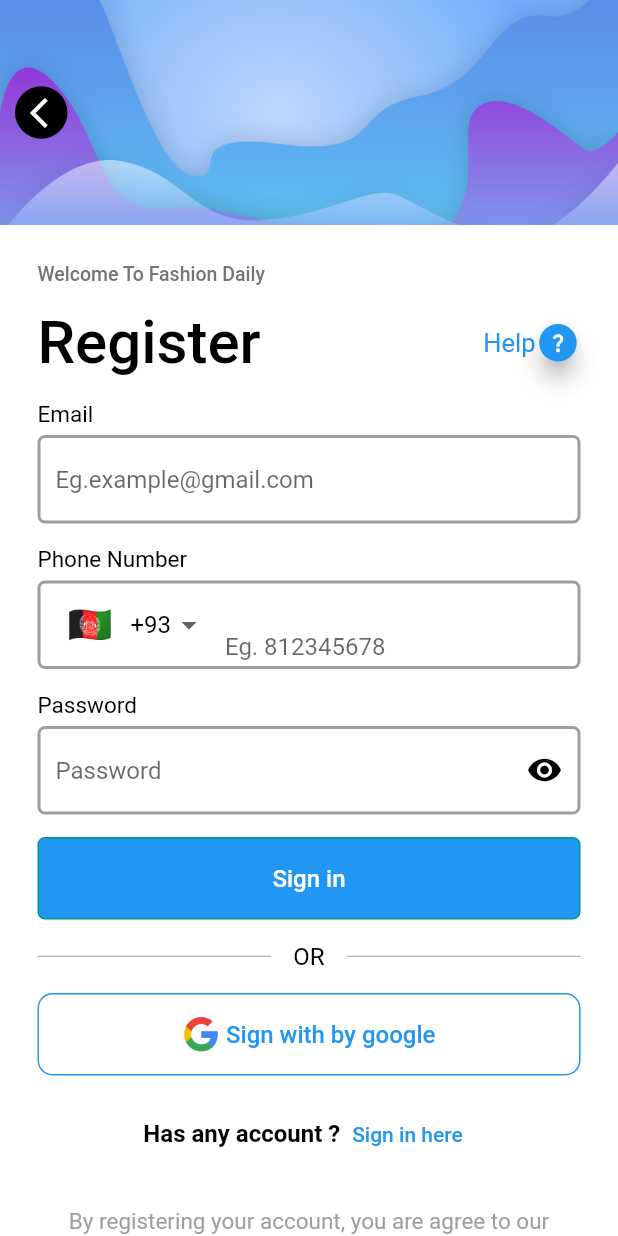
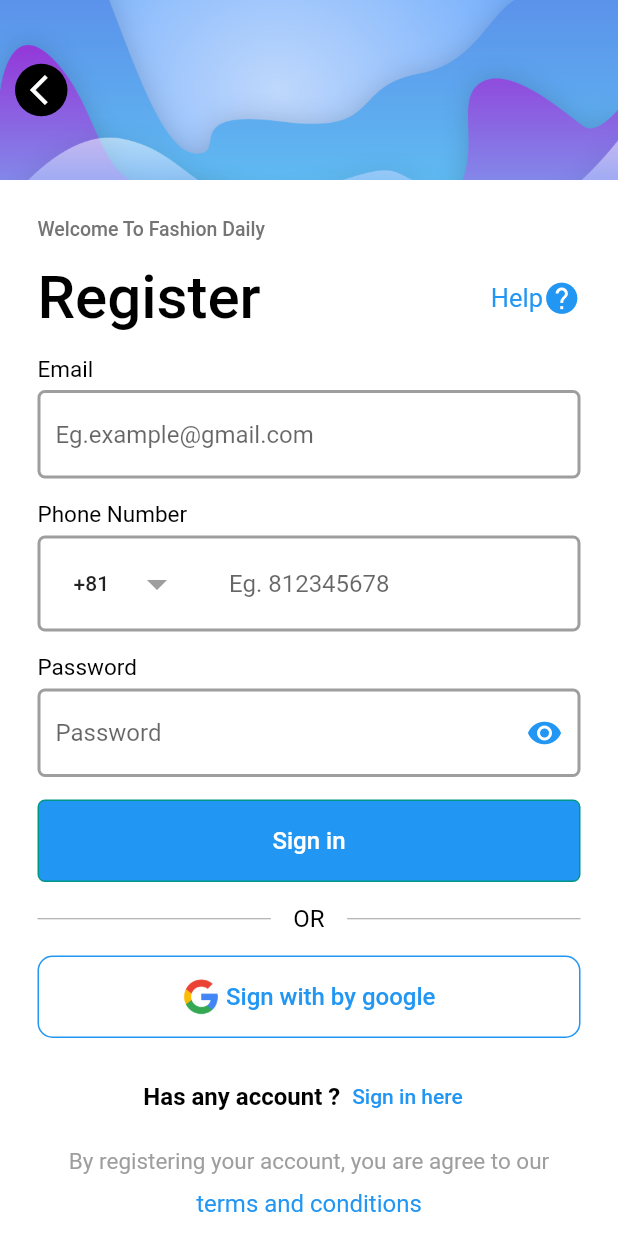
Before and after one commit to Esra2-Abdelltif/Algoriza_Project, a Flutter app: the SignUpScreen screen opened directly, on a phone screen of 412 x 824 dp. Run offline on Flutter 3.47's test engine with Material 2 defaults, Android fonts, the phone set to English and light mode, and no system bars; drawn by our look-alikes of country_code_picker, intl_phone_number_input; our stand-ins replace hexcolor, smooth_page_indicator.

Commit message:
TextForm Phone

```diff
--- a/lib/modules/signupScreen/signupScreen.dart
+++ b/lib/modules/signupScreen/signupScreen.dart
@@ -34,7 +34,7 @@ class _SignUpScreenState extends State<SignUpScreen> {
                       Image.asset("assets/images/background.png",
                         width: double.infinity,
                         fit: BoxFit.fitWidth,
-                        height: 150,
+                        height: 120,
                       ),
                       Padding(
                         padding: const EdgeInsets.symmetric(horizontal: 10),
@@ -85,16 +85,9 @@ class _SignUpScreenState extends State<SignUpScreen> {
 
                                   ),
                                 ),
-                                Container(
-                                  height: 30.0,
-                                  width: 30.0,
-                                  child: FittedBox(
-                                    child: FloatingActionButton(onPressed: (){
-                                    },
-                                      child: Icon(Icons.question_mark_outlined,),
-                                      mini: true,backgroundColor:  Colors.blue,),
-                                  ),
-                                ),
+
+                                Icon(Icons.help,color: Colors.blue,size: 25,)
+
 
 
 
@@ -111,7 +104,7 @@ class _SignUpScreenState extends State<SignUpScreen> {
                               mainAxisAlignment: MainAxisAlignment.center,
                               children: [
                                 CustomTextField(FieldName: 'Email',controller: emailController,hintText: 'Eg.example@gmail.com'
-                                    ,textInputType: TextInputType.emailAddress),
+                                    ,textInputType: TextInputType.emailAddress,),
                                 SizedBox(height: 15,),
                                 CustomTextField(FieldName: 'Phone Number',controller: PhoneController,
                                   hintText: 'Eg. 812345678',isphone: true,textInputType: TextInputType.phone,),
@@ -123,7 +116,7 @@ class _SignUpScreenState extends State<SignUpScreen> {
                                     });
                                   },
                                     icon: Icon(_secirty ? Icons.visibility : (Icons
-                                        .visibility_off),color: Colors.black),),),
+                                        .visibility_off),color: Colors.blue),),),
 
 
                               ],
@@ -167,14 +160,14 @@ class _SignUpScreenState extends State<SignUpScreen> {
                           mainAxisAlignment: MainAxisAlignment.center,
                           children: [
                             Text('Has any account ?',style:TextStyle(fontWeight: FontWeight.w600,)),
-                            defultTextButton(text: 'Sign in here', onPressed:() {
+                            defultTextButton(text: 'Sign in here', textcolor: Colors.blue,onPressed:() {
                                NavigateTo(router: LoginScreen(),context: context);
 
                             },),
 
                           ],
                         ),
-                        SizedBox(height: 25,),
+                        SizedBox(height: 10,),
                         Center(
                           child: Text(
                       'By registering your account, you are agree to our',
@@ -192,7 +185,7 @@ class _SignUpScreenState extends State<SignUpScreen> {
                           color: Colors.blue,
                         ),
                       ),),
-                        SizedBox(height: 25,),
+                       // SizedBox(height: 25,),
 
 
 
--- a/lib/shared/components/components.dart
+++ b/lib/shared/components/components.dart
@@ -1,3 +1,4 @@
 import 'package:flutter/material.dart';
+import 'package:flutter_project_algoriza/shared/style/colors.dart';
 
-Widget defultTextButton({required String text ,required VoidCallback onPressed})=> TextButton(onPressed: onPressed, child: Text(text,style:TextStyle(color: Colors.blue) ,));
+Widget defultTextButton({required String text ,required VoidCallback onPressed,Color textcolor =defultColor})=> TextButton(onPressed: onPressed, child: Text(text,style:TextStyle(color: textcolor ) ,));
--- a/lib/shared/components/widgets/custromTextForm.dart
+++ b/lib/shared/components/widgets/custromTextForm.dart
@@ -1,3 +1,4 @@
+import 'package:country_code_picker/country_code_picker.dart';
 import 'package:flutter/material.dart';
 import 'package:flutter_project_algoriza/shared/style/colors.dart';
 import 'package:intl_phone_number_input/intl_phone_number_input.dart';
@@ -5,19 +6,23 @@ import 'package:intl_phone_number_input/intl_phone_number_input.dart';
 class  CustomTextField extends StatelessWidget {
   final TextEditingController controller;
   final String hintText;
+  final String? labelText;
   final String FieldName;
-  final Widget suffixIcon;
- // final Icon prefixIcon;
+  final Widget? suffixIcon;
+  final Widget? prefixIcon;
   final TextInputType textInputType;
   final bool isPass ;
   final bool isphone;
   final bool secirty ;
   CustomTextField({
   Key? key,
+    this.prefixIcon=null,
+    this.labelText=null,
     required this.FieldName,
   required this.controller,
   required this.hintText,
-   this.suffixIcon=const Icon( Icons.lock,color: Colors.black),
+
+   this.suffixIcon=null,
   required this.textInputType,
   this.isPass=false,
   this.isphone=false,this.secirty=false}) : super(key: key);
@@ -38,8 +43,12 @@ class  CustomTextField extends StatelessWidget {
       ),
       TextFormField(
         decoration: InputDecoration(
-          // labelText: 'Pass',
-          hintText:hintText,
+          labelText: labelText,
+          hintText:hintText,focusColor: Colors.blue,
+          hintStyle:TextStyle(fontSize: 16, ),
+         // filled: true,
+         // fillColor: Color(0xff25282C),
+          hoverColor: Colors.blue,
           border: OutlineInputBorder(
             borderRadius: BorderRadius.circular(5),
             borderSide: BorderSide(color: defultColor),
@@ -48,34 +57,18 @@ class  CustomTextField extends StatelessWidget {
             borderRadius: BorderRadius.circular(5),
             borderSide: BorderSide(color: Colors.grey, width: 2,),
           ),
-          suffixIcon: isPass ? suffixIcon: SizedBox.shrink(),
+          suffixIcon: isPass ? suffixIcon: null,
           prefixIcon: isphone ?  Padding(
             padding: const EdgeInsets.only(left:8.0),
-            child: InternationalPhoneNumberInput(
-              initialValue: PhoneNumber(
-                isoCode: PhoneNumber.getISO2CodeByPrefix('+81'),
-              ),
-              keyboardType: TextInputType.phone,
-              onInputChanged: (PhoneNumber number) {},
-              selectorConfig: const SelectorConfig(
-                selectorType: PhoneInputSelectorType.DROPDOWN,
-                showFlags: true,
-                trailingSpace:false,
-                useEmoji: true,
-              ),
-              ignoreBlank: false,
-              autoValidateMode: AutovalidateMode.disabled,
-               selectorTextStyle: TextStyle(color: Colors.black),
-              textFieldController: controller,
-              formatInput: true,
-              inputDecoration: InputDecoration.collapsed(
-                fillColor: Colors.black,
-                hintText: 'Eg. 812345678',
-
-              ),
-
+            child: CountryCodePicker(
+              onChanged: print,
+              showDropDownButton: true,
+              initialSelection: '+81',
+              favorite: ['+81','EG'],
+              showFlagMain: false,
+              showOnlyCountryWhenClosed: false,
             ),
-          ): null,
+          ) : prefixIcon,
         ),
         obscureText: secirty,
         controller: controller,
@@ -90,81 +83,3 @@ class  CustomTextField extends StatelessWidget {
     ],);
   }
 }
-
-
-
-class CustomTextFormField extends StatelessWidget {
-  final TextEditingController? controller;
-  final TextInputType? type;
-  final Function()? onTap;
-  final String? Function(String?)? validate;
-  final String? placeHolder;
-  final double? verticalPadding;
-  final Icon? suffixIcon;
-  final Function()? suffixIconPressed;
-  final bool isPassword;
-  final String label;
-
-  CustomTextFormField({
-    Key? key,
-    required this.controller,
-    required this.validate,
-    required this.label,
-    this.type,
-    this.placeHolder,
-    this.onTap,
-    this.verticalPadding,
-    this.suffixIcon,
-    this.suffixIconPressed,
-    this.isPassword = false,
-  }) : super(key: key);
-
-  @override
-  Widget build(BuildContext context) {
-    return Padding(
-      padding: EdgeInsets.symmetric(
-        vertical: verticalPadding ?? 15,
-      ),
-      child: Column(
-        crossAxisAlignment: CrossAxisAlignment.start,
-        children: [
-          Text(
-            label,
-            style: TextStyle(
-              color: Colors.grey,
-              fontSize: 15,
-            ),
-          ),
-          const SizedBox(
-            height: 5,
-          ),
-          TextFormField(
-            controller: controller,
-            keyboardType: type,
-            obscureText: isPassword,
-            validator: validate,
-            onTap: onTap,
-            decoration: InputDecoration(
-              hintText: placeHolder,
-              hintStyle: TextStyle(color: Colors.grey),
-              enabledBorder: const OutlineInputBorder(
-                borderSide: BorderSide(width: 1, color: Colors.grey),
-              ),
-              focusedBorder: const OutlineInputBorder(
-                borderSide: BorderSide(width: 1, color: Colors.grey),
-              ),
-              filled: true,
-              fillColor:defultColor,
-              suffixIcon: suffixIcon == null
-                  ? null
-                  : InkWell(
-                onTap: suffixIconPressed,
-                child: suffixIcon,
-              ),
-            ),
-          ),
-        ],
-      ),
-    );
-  }
-}
--- a/pubspec.yaml
+++ b/pubspec.yaml
@@ -36,6 +36,7 @@ dependencies:
   cupertino_icons: ^1.0.2
   hexcolor: ^2.0.6
   smooth_page_indicator: ^1.0.0+2
+  country_code_picker: ^2.0.2
   intl_phone_number_input: ^0.7.0+2
 
 dev_dependencies:
```
Also changed, not shown: lib/modules/login_screen/loginScreen.dart (+4 -12 lines), pubspec.lock.
